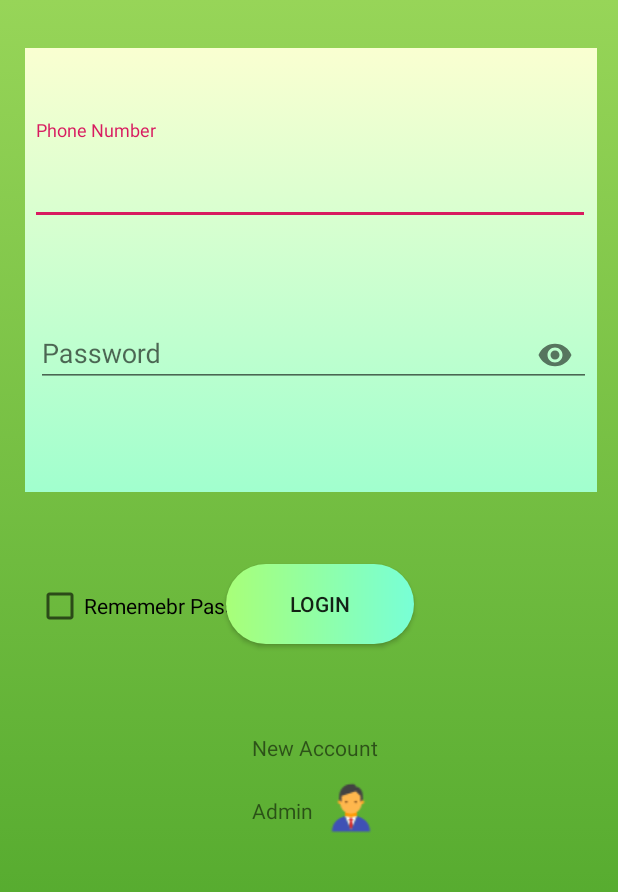
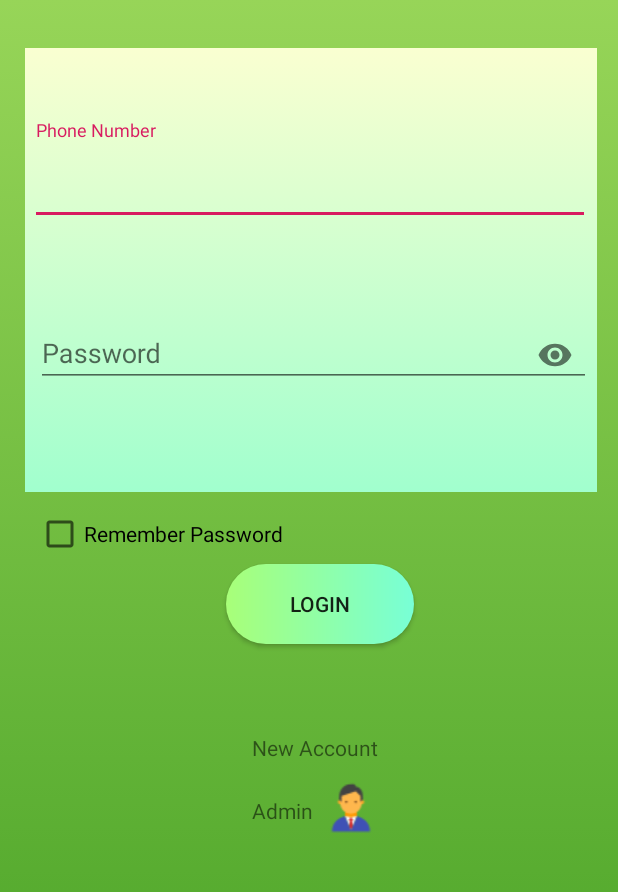
Before and after one commit to geo1997/Eco-Bounds-MAD, an Android app: the screen it shows after launch (login), on a phone screen of 412 x 824 dp, the part 324-1216 px from its top. Run offline under Robolectric (Android 15) with nearby library versions, the light colour scheme and no system bars; our stand-ins replace Firebase (no records; nobody signed in at launch, a user with empty details on screens opened directly); libraries missing offline, so code that uses them is left out: com.basgeekball.awesomevalidation, io.paperdb; 4 statements that could not run were skipped.

Commit message:
login and signup Re-implementation with remember me

```diff
--- a/app/build.gradle
+++ b/app/build.gradle
@@ -36,6 +36,6 @@ dependencies {
     androidTestImplementation 'com.android.support.test.espresso:espresso-core:3.0.2'
     implementation 'com.android.support:design:28.0.0'
     implementation 'com.basgeekball:awesome-validation:4.2'
-
+    implementation 'io.paperdb:paperdb:2.6'
 
 }
--- a/app/src/main/java/com/example/shoppingcart/Prevalent/Prevalent.java
+++ b/app/src/main/java/com/example/shoppingcart/Prevalent/Prevalent.java
@@ -6,4 +6,7 @@ public class Prevalent {
 
 private static Users currentonlineUser;
 
+    public static final String UserPhoneKey = "UserPhone";
+        public static final String UserPasswordKey = "UserPassword";
+
 }
--- a/app/src/main/java/com/example/shoppingcart/userprofile.java
+++ b/app/src/main/java/com/example/shoppingcart/userprofile.java
@@ -131,8 +131,7 @@ public class userprofile extends AppCompatActivity
             startActivity(close);
 
         } else if (id == R.id.nav_close_logout) {
-            Intent login = new Intent(this,login.class);
-            startActivity(login);
+
 
         }
 
--- a/app/src/main/res/layout/activity_login.xml
+++ b/app/src/main/res/layout/activity_login.xml
@@ -124,18 +124,18 @@
         style="?android:attr/progressBarStyle"
         android:layout_width="wrap_content"
         android:layout_height="wrap_content"
-        android:layout_marginEnd="180dp"
-        android:layout_marginBottom="208dp"
+        android:layout_marginEnd="192dp"
+        android:layout_marginBottom="352dp"
         app:layout_constraintBottom_toBottomOf="parent"
         app:layout_constraintEnd_toEndOf="parent" />
 
     <CheckBox
-        android:id="@+id/checkBox3"
+        android:id="@+id/rememberchekbox"
         android:layout_width="wrap_content"
         android:layout_height="wrap_content"
         android:layout_marginStart="24dp"
-        android:layout_marginBottom="188dp"
-        android:text="Rememebr Password"
+        android:layout_marginBottom="236dp"
+        android:text="Remember Password"
         app:layout_constraintBottom_toBottomOf="parent"
         app:layout_constraintStart_toStartOf="parent" />
 
```
Also changed, not shown: app/src/main/java/com/example/shoppingcart/login.java (+60 -1 lines).
